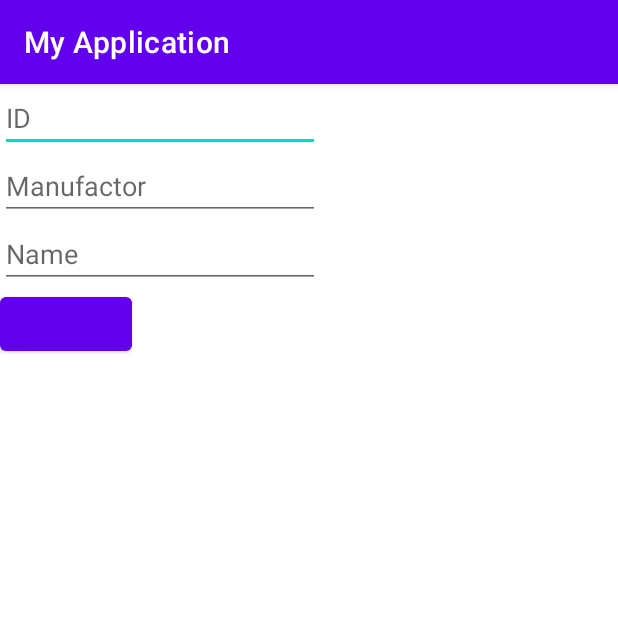
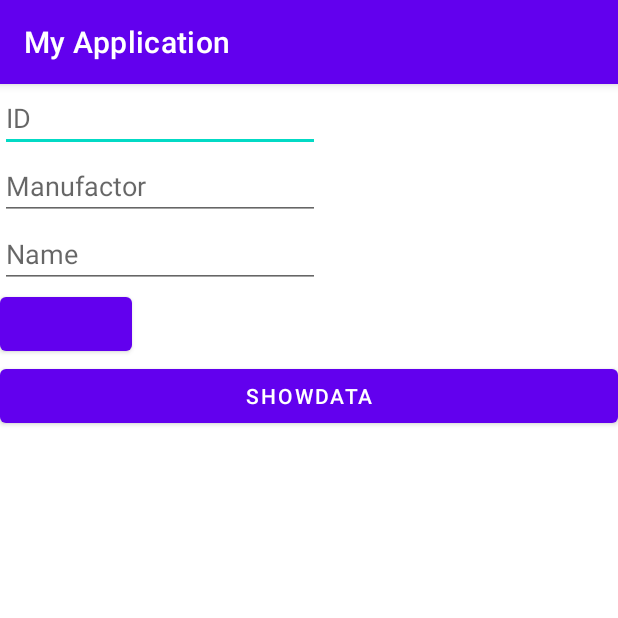
Before and after one commit to 2224508325/App-Project, an Android app: the screen it shows after launch (EricActivity), after a tap on "ERIC", on a phone screen of 412 x 824 dp, the top half of it. Run offline under Robolectric (Android 15) with nearby library versions, the phone set to English and light mode, and no system bars; our stand-ins replace Firebase (no records; nobody signed in at launch, a user with empty details on screens opened directly).

Commit message:
Eric:retrieve info from fireStore

```diff
--- a/app/build.gradle
+++ b/app/build.gradle
@@ -52,6 +52,9 @@ implementation 'com.android.support:multidex:1.0.3'
     testImplementation 'junit:junit:4.13.1'
     androidTestImplementation 'androidx.test.ext:junit:1.1.2'
     androidTestImplementation 'androidx.test.espresso:espresso-core:3.3.0'
+    implementation 'com.google.firebase:firebase-firestore:17.0.4'
+    implementation 'com.google.firebase:firebase-core:16.0.1'
+    implementation 'com.firebaseui:firebase-ui-firestore:4.1.0'
     implementation 'com.google.firebase:firebase-firestore:22.0.1'
     testImplementation 'junit:junit:4.+'
     androidTestImplementation 'androidx.test.ext:junit:1.1.1'
--- a/app/src/main/AndroidManifest.xml
+++ b/app/src/main/AndroidManifest.xml
@@ -21,6 +21,9 @@
             </intent-filter>
         </activity>
         <activity android:name=".EricActivity" />
+        <activity android:name=".ericTest" />
+        <activity android:name=".retrieveActivity2" />
+
     </application>
 
 </manifest>
--- a/app/src/main/java/com/example/myapplication/EricActivity.kt
+++ b/app/src/main/java/com/example/myapplication/EricActivity.kt
@@ -19,6 +19,7 @@ class EricActivity: AppCompatActivity() {
         super.onCreate(savedInstanceState)
         setContentView(R.layout.activity_eric)
 
+
         // Eric: for firestore save data
         val save_button: Button = findViewById(R.id.Save)
         save_button.setOnClickListener {
@@ -31,7 +32,7 @@ class EricActivity: AppCompatActivity() {
         //
     }
     fun saveFireStore(){
-        val id = ID.text.toString()
+        val id = ID.text.toString().toInt()
         val manufactor = Manufactor.text.toString().trim()
         val name = Name.text.toString().trim()
 
--- a/app/src/main/java/com/example/myapplication/MainActivity.kt
+++ b/app/src/main/java/com/example/myapplication/MainActivity.kt
@@ -17,7 +17,7 @@ class MainActivity : AppCompatActivity() {
     override fun onCreate(savedInstanceState: Bundle?) {
         super.onCreate(savedInstanceState)
         setContentView(R.layout.activity_main)
-        setSupportActionBar(findViewById(R.id.toolbar))
+        //setSupportActionBar(findViewById(R.id.toolbar))
 
 
         val start_button: Button = findViewById(R.id.Andybtn)
@@ -30,6 +30,12 @@ class MainActivity : AppCompatActivity() {
         eric.setOnClickListener {
             startActivity(Intent(this,EricActivity::class.java))
         }
+
+        val showData: Button = findViewById(R.id.showItem)
+        showData.setOnClickListener {
+            startActivity(Intent(this,retrieveActivity2::class.java))
+        }
+
         Toast.makeText(this, "Firebase Connection Success", Toast.LENGTH_LONG).show()
 
 
--- a/app/src/main/res/layout/activity_eric.xml
+++ b/app/src/main/res/layout/activity_eric.xml
@@ -2,6 +2,7 @@
 <androidx.constraintlayout.widget.ConstraintLayout xmlns:android="http://schemas.android.com/apk/res/android"
     xmlns:app="http://schemas.android.com/apk/res-auto"
     xmlns:tools="http://schemas.android.com/tools"
+    android:id="@+id/showData"
     android:layout_width="match_parent"
     android:layout_height="match_parent">
 
@@ -50,6 +51,12 @@
             android:layout_height="wrap_content"
             app:layout_anchorGravity="center"
             tools:text="Save" />
+
+        <Button
+            android:id="@+id/button3"
+            android:layout_width="match_parent"
+            android:layout_height="wrap_content"
+            android:text="ShowData" />
         android:text="Save" />
     </LinearLayout>
 
```
Also changed, not shown: app/src/main/java/com/example/myapplication/retrieveActivity2.kt (added, +45 -0 lines), app/src/main/res/layout/activity_main.xml (+10 -5 lines), app/src/main/res/layout/reult_activity.xml (added, +22 -0 lines). Lines whose indentation alone changed are shown as unchanged.
